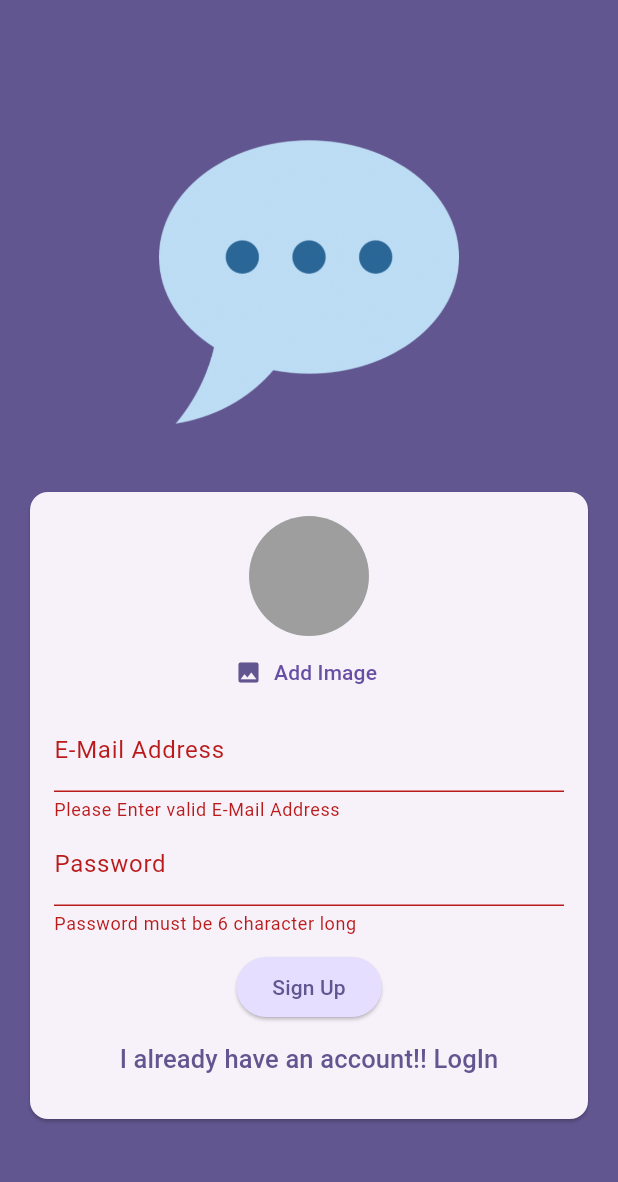
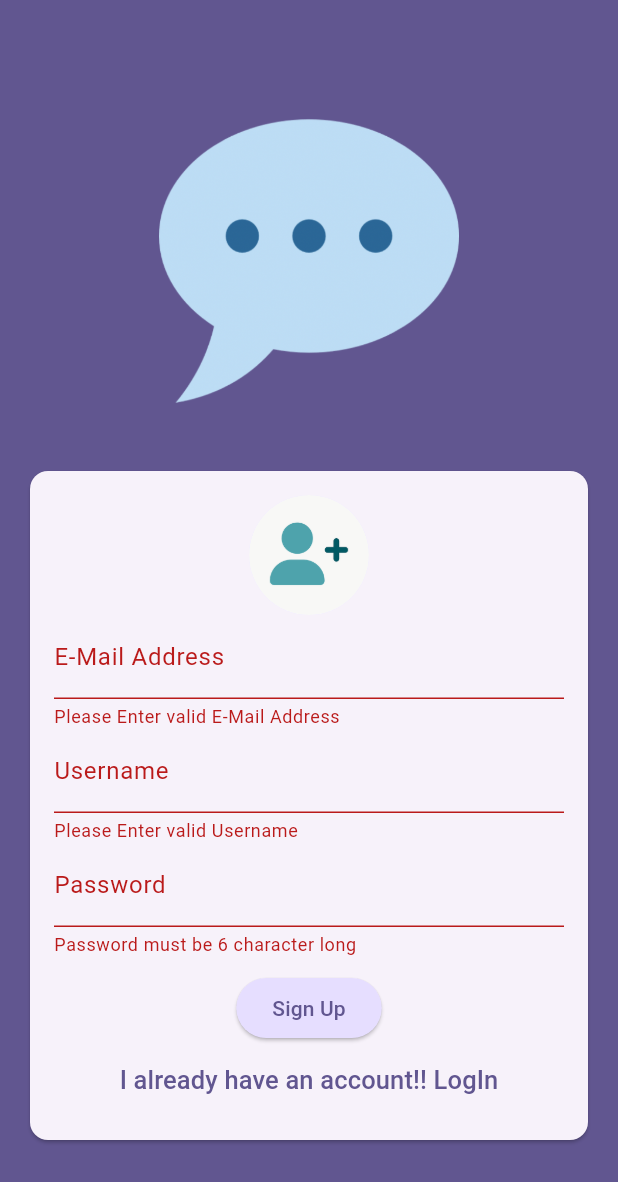
Before and after one commit to rudri04/Chat-App, a Flutter app: the screen it shows after launch, after a tap on "Log In", after a tap on "Create an account", after a tap on "Sign Up", on a phone screen of 412 x 824 dp. Shown: the top 1182 px of the screen. Run offline on Flutter 3.47's test engine with Material 3 defaults, Android fonts, the phone set to English and light mode, and no system bars; our stand-ins replace cloud_firestore, firebase_auth, firebase_core, firebase_storage, get, image_picker; accounts and stored records are empty.

Commit message:
completed signup and login screen

```diff
--- a/lib/View/signup.dart
+++ b/lib/View/signup.dart
@@ -1,4 +1,8 @@
+import 'dart:io';
+
 import 'package:chat_app/Widgets/user_image_picker.dart';
+import 'package:cloud_firestore/cloud_firestore.dart';
+import 'package:firebase_storage/firebase_storage.dart';
 import 'package:flutter/material.dart';
 import 'package:firebase_auth/firebase_auth.dart';
 import 'package:get/get.dart';
@@ -17,29 +21,60 @@ class _SignupState extends State<Signup> {
     var _isLogin =true;
     var _enteredEmail = '';
     var _enteredPassword ='';
+    var _enteredUsername = '';
+     File? _selectedImage;
+    var isAuthenticating = false;
+
+
     void _submit() async{
-
       final isValid = formKey.currentState!.validate();
 
-      if(!isValid){
+      if(!isValid || !_isLogin && _selectedImage == null){
         return;
       }
 
       formKey.currentState!.save();
 
       try{
+        setState(() {
+          isAuthenticating = true;
+        });
         if(_isLogin) {
+          //FOR LOGIN
           final userCredential = await firebase.signInWithEmailAndPassword
             (email: _enteredEmail, password: _enteredPassword);
         }
         else {
+          //FOR SIGNUP
           final userCredential = await firebase
               .createUserWithEmailAndPassword
             (email: _enteredEmail, password: _enteredPassword);
+
+          //STORING IMAGE IN DATABASE IN SIGNUP
+          final storeFile = FirebaseStorage.instance
+              .ref()
+              .child('Users_Profile')
+              .child('${userCredential.user!.uid}.jpg');
+
+          await storeFile.putFile(_selectedImage!);
+          final imageUrl =await storeFile.getDownloadURL();
+
+          await FirebaseFirestore.instance
+              .collection('Users')
+              .doc(userCredential.user!.uid)
+              .set({
+                  'userName' : _enteredUsername,
+                  'Email' : _enteredEmail,
+                  'ImageUrl' : imageUrl
+                });
         }
+
       } on FirebaseAuthException
       catch(e){
         Get.snackbar('Alert','${e.message}' ?? 'Authentication Failed');
+        setState(() {
+          isAuthenticating = false;
+        });
       }
     }
 
@@ -75,7 +110,9 @@ class _SignupState extends State<Signup> {
                         children: [
 
                           if(!_isLogin)
-                            const UserImagePicker(),
+                             UserImagePicker(onPickedImage: (File pickedImage) {
+                               _selectedImage = pickedImage;
+                             },),
 
                             TextFormField(
                               keyboardType: TextInputType.emailAddress,
@@ -94,6 +131,27 @@ class _SignupState extends State<Signup> {
                               },
                               decoration: const InputDecoration(
                                 labelText: 'E-Mail Address'
+                              ),
+                            ),
+
+
+                          if(!_isLogin)
+                            TextFormField(
+                              keyboardType: TextInputType.text,
+                              enableSuggestions: false,
+                              onSaved: (value){
+                                _enteredUsername = value!;
+                              },
+                              validator: (value){
+                                if(value == null ||
+                                    value.trim().isEmpty||
+                                    value.trim().length < 4){
+                                  return 'Please Enter valid Username';
+                                }
+                                return null;
+                              },
+                              decoration: const InputDecoration(
+                                  labelText: 'Username'
                               ),
                             ),
 
@@ -117,14 +175,17 @@ class _SignupState extends State<Signup> {
                           ),
 
                           const SizedBox(height: 10,),
+                          if(isAuthenticating)
+                            const CircularProgressIndicator(),
 
+                          if(!isAuthenticating)
                               ElevatedButton(onPressed: _submit,
                                 style: ElevatedButton.styleFrom(
                                   backgroundColor: Theme.of(context).colorScheme.primaryContainer
                                 ),
                               child: Text( _isLogin ? 'Log In' : 'Sign Up')),
 
-
+                          if(!isAuthenticating)
                             TextButton(onPressed: (){
                                setState(() {
                                 _isLogin = !_isLogin;
--- a/lib/Widgets/user_image_picker.dart
+++ b/lib/Widgets/user_image_picker.dart
@@ -4,7 +4,8 @@ import 'package:flutter/material.dart';
 import 'package:image_picker/image_picker.dart';
 
 class UserImagePicker extends StatefulWidget {
-  const UserImagePicker({super.key});
+  const UserImagePicker({super.key,required this.onPickedImage});
+  final void Function(File pickedImage) onPickedImage;
 
   @override
   State<UserImagePicker> createState() => _UserImagePickerState();
@@ -23,21 +24,21 @@ class _UserImagePickerState extends State<UserImagePicker> {
     setState(() {
       _pickedImageFile = File(pickedImage.path);
     });
+
+    widget.onPickedImage(_pickedImageFile!);
   }
 
   @override
   Widget build(BuildContext context) {
     return Column(
       children: [
-         CircleAvatar(
-          radius: 40,
-          backgroundColor: Colors.grey,
-          foregroundImage: _pickedImageFile != null ? FileImage(_pickedImageFile!) : null,
-        ),
-
-        TextButton.icon(onPressed: pickedImage,
-          label:Text('Add Image',style: TextStyle(color: Theme.of(context).primaryColor),),
-          icon: const Icon(Icons.image),)
+         InkWell(
+           onTap: pickedImage,
+           child: CircleAvatar(
+            radius: 40,
+            foregroundImage: _pickedImageFile != null ? FileImage(_pickedImageFile!) : const AssetImage('Assets/Images/images.png'),
+                   ),
+         ),
       ],
     );
   }
--- a/pubspec.yaml
+++ b/pubspec.yaml
@@ -40,6 +40,7 @@ dependencies:
   firebase_auth: ^5.3.1
   firebase_storage: ^12.3.3
   image_picker: ^1.1.2
+  cloud_firestore: ^5.4.4
 
 dev_dependencies:
   flutter_test:
```
Also changed, not shown: Assets/Images/addimage.png (added), Assets/Images/images.png (added), lib/Widgets/chat_messages.dart (added), lib/Widgets/new_messages.dart (added), pubspec.lock, 4 other files. Lines whose indentation alone changed are shown as unchanged.
